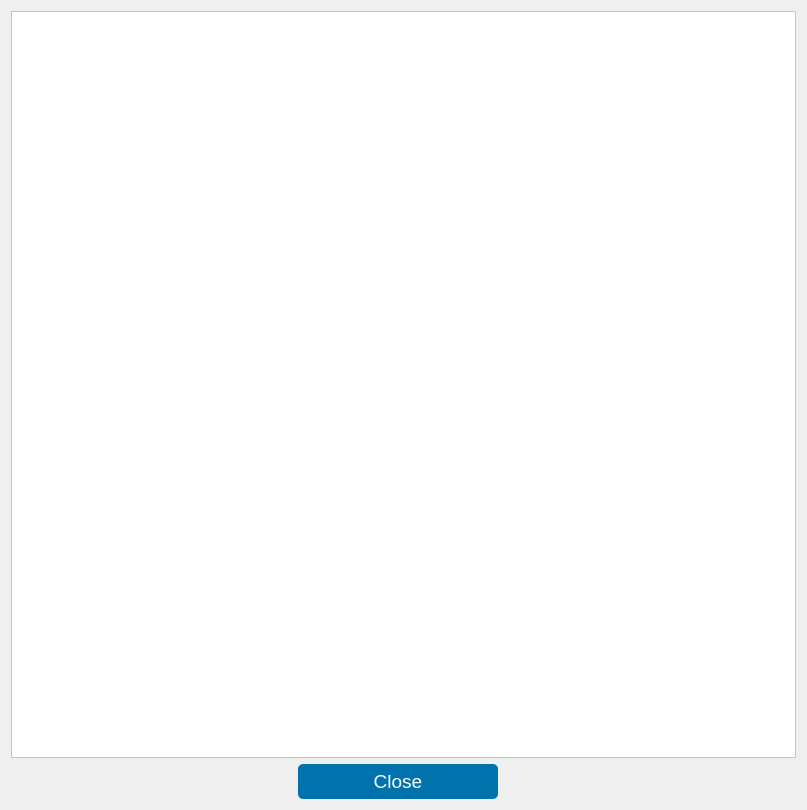
Old version of the form CMAT/output_window.ui in the repository IdahoLabResearch/CMAT.
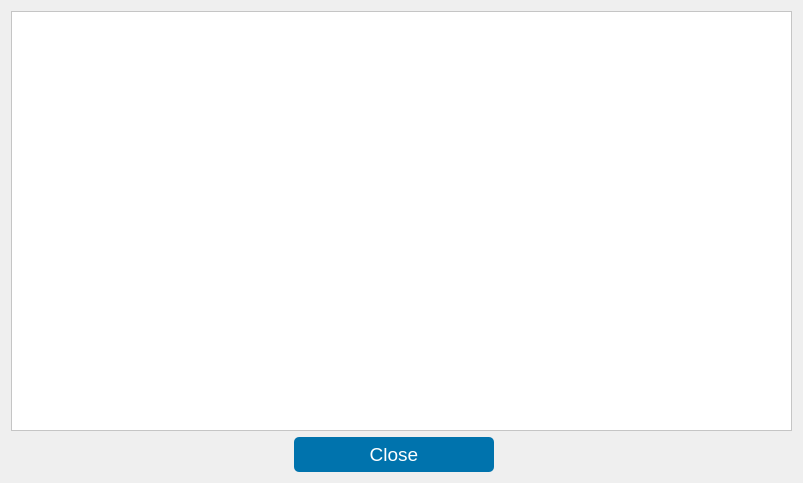
New version of the form.

Diff of the .ui file:
```diff
--- a/CMAT/output_window.ui
+++ b/CMAT/output_window.ui
@@ -6,8 +6,8 @@
    <rect>
     <x>0</x>
     <y>0</y>
-    <width>807</width>
-    <height>810</height>
+    <width>803</width>
+    <height>483</height>
    </rect>
   </property>
   <property name="windowTitle">
```
